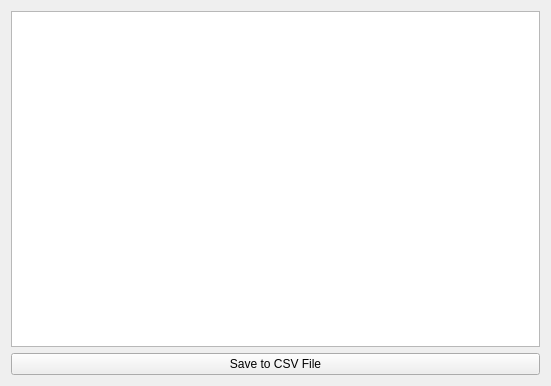
The window that src/app/ui/CSVTab.ui (caden-maxwell/nhtsa-scrape) describes before a commit, drawn with Qt 5.
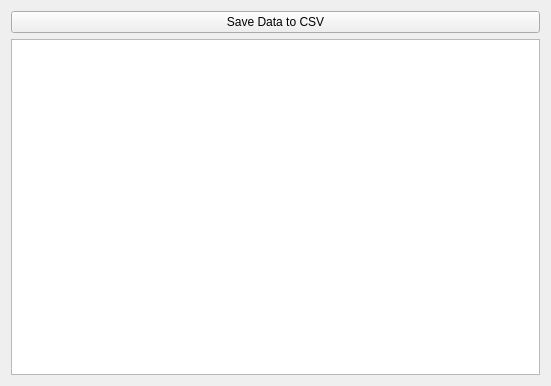
The same window after the commit.

```diff
--- a/src/app/ui/CSVTab.ui
+++ b/src/app/ui/CSVTab.ui
@@ -17,10 +17,10 @@
    <item row="1" column="0">
     <widget class="QTableView" name="tableView"/>
    </item>
-   <item row="2" column="0">
+   <item row="0" column="0">
     <widget class="QPushButton" name="saveBtn">
      <property name="text">
-      <string>Save to CSV File</string>
+      <string>Save Data to CSV</string>
      </property>
     </widget>
    </item>
```
